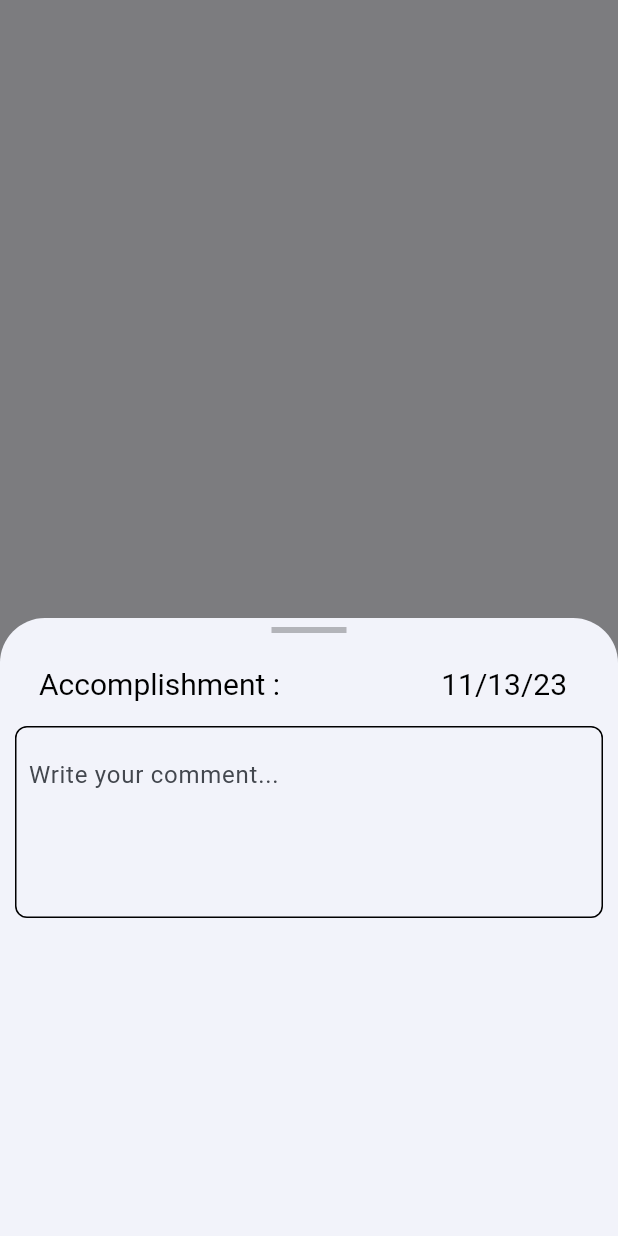
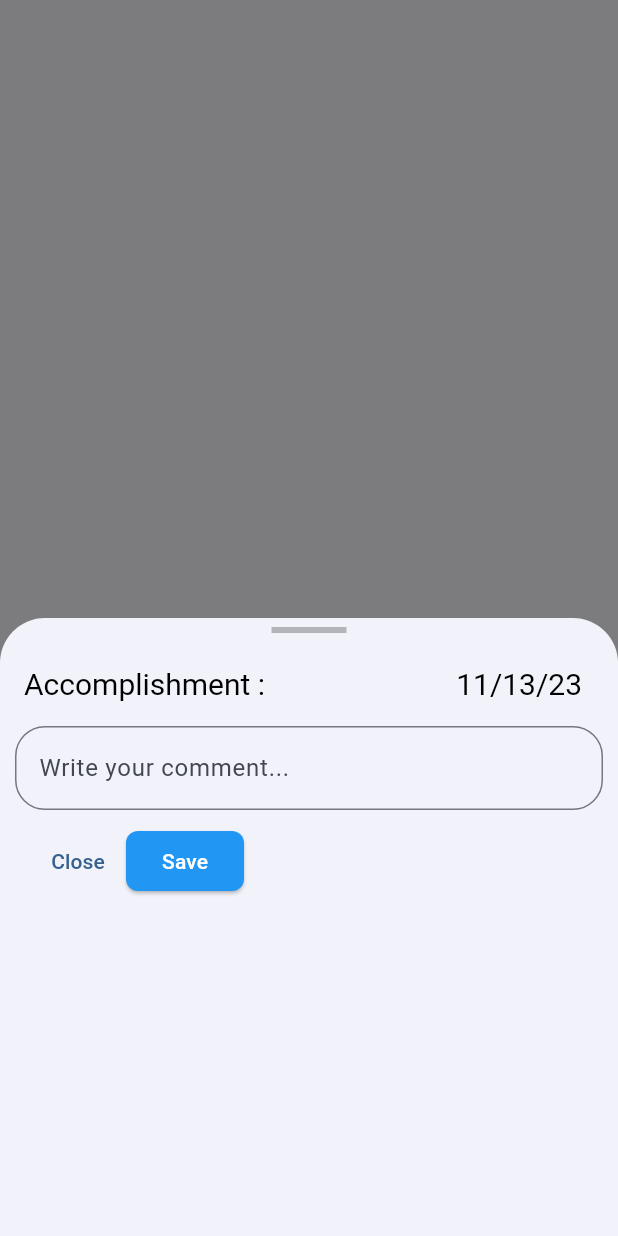
Before and after one commit to Ketch4n/ATTENDANCE-NMSCT, a Flutter app: what accomplishmentReport() shows on an empty page, opened directly with empty values, on a phone screen of 412 x 824 dp. Run offline on Flutter 3.47's test engine with Material 2 defaults, Android fonts, the phone set to English and light mode, and no system bars; our stand-ins replace camera, cloud_firestore, connectivity_plus, email_validator, firebase_core, firebase_storage and 5 more; missing offline and left inert: adaptive_action_sheet, google_ml_kit, loader_skeleton, month_year_picker; accounts and stored records are empty; network calls fail; project files that could hold a hidden picture were left out.

Commit message:
accomplishment

```diff
--- a/lib/data/server.dart
+++ b/lib/data/server.dart
@@ -1,3 +1,3 @@
 class Server {
-  static String host = "http://10.0.0.34/ATTENDANCE-NMSCT-API/";
+  static String host = "http://192.168.1.5/ATTENDANCE-NMSCT-API/";
 }
--- a/lib/view/student/dashboard/section/home.dart
+++ b/lib/view/student/dashboard/section/home.dart
@@ -48,7 +48,7 @@ class _SectionState extends State<Section> {
       body: IndexedStack(
         index: _selectedIndex,
         children: [
-          StudentDailyReport(name: widget.name),
+          StudentDailyReport(name: widget.name, ids: widget.ids),
           const StudentSectionDTR(),
           const StudentSectionTab(),
           StudentSectionClass(ids: widget.ids, name: widget.name),
--- a/lib/view/student/dashboard/section/metadata/accomplishment.dart
+++ b/lib/view/student/dashboard/section/metadata/accomplishment.dart
@@ -1,30 +1,39 @@
+import 'package:attendance_nmsct/controller/Upload.dart';
+import 'package:attendance_nmsct/data/session.dart';
+import 'package:cloud_firestore/cloud_firestore.dart';
 import 'package:flutter/material.dart';
 import 'package:intl/intl.dart';
 
 bool isKeyboard = false;
+DateTime now = DateTime.now();
+final date = DateFormat('MM-dd-yyyy').format(now.toLocal());
 Future accomplishmentReport(
-    BuildContext context, TextEditingController commentController) async {
+    BuildContext context, ids, TextEditingController comment) async {
   return showModalBottomSheet(
       context: context,
       shape: const RoundedRectangleBorder(
           borderRadius: BorderRadius.vertical(top: Radius.circular(30))),
       barrierColor: Colors.black87.withOpacity(0.5),
       isScrollControlled: true,
-      builder: (context) => DraggableScrollableSheet(
+      builder: (context) => GestureDetector(
+            onTap: () {
+              FocusScopeNode currentFocus = FocusScope.of(context);
+              if (!currentFocus.hasPrimaryFocus &&
+                  currentFocus.focusedChild != null) {
+                currentFocus.unfocus();
+                isKeyboard = false;
+              }
+            },
+            child: DraggableScrollableSheet(
               expand: false,
               initialChildSize:
                   isKeyboard ? 0.8 : 0.5, // Half of the screen height
               minChildSize:
                   isKeyboard ? 1 / 2 : 1 / 3, // 1/3 of the screen height
               maxChildSize:
-                isKeyboard ? 0.9 : 0.5, // Almost cover the screen height
+                  isKeyboard ? 0.8 : 0.5, // Almost cover the screen height
               builder: (context, scrollController) => SingleChildScrollView(
                 controller: scrollController,
-              child: SizedBox(
-                height: 200,
-                child: Center(
-                  child: Padding(
-                    padding: const EdgeInsets.symmetric(horizontal: 10.0),
                 child: Column(
                   children: [
                     const SizedBox(
@@ -35,35 +44,74 @@ Future accomplishmentReport(
                       ),
                     ),
                     ListTile(
-                          leadingAndTrailingTextStyle: const TextStyle(
-                              fontSize: 20, color: Colors.black),
+                      leadingAndTrailingTextStyle:
+                          const TextStyle(fontSize: 20, color: Colors.black),
                       leading: const Text(
                         "Accomplishment :",
                       ),
-                          trailing: Text(
-                              DateFormat('MM/dd/yy').format(DateTime.now())),
+                      trailing:
+                          Text(DateFormat('MM/dd/yy').format(DateTime.now())),
                     ),
-                        Expanded(
-                          child: Container(
-                            padding: const EdgeInsets.all(8.0),
-                            decoration: BoxDecoration(
-                              border: Border.all(),
-                              borderRadius: BorderRadius.circular(8.0),
-                            ),
-                            child: TextFormField(
-                              controller: commentController,
+                    SizedBox(
+                      child: Center(
+                        child: Padding(
+                          padding: const EdgeInsets.symmetric(horizontal: 10.0),
+                          child: Column(
+                            children: [
+                              TextFormField(
+                                controller: comment,
                                 onTap: () {
                                   isKeyboard = true;
                                 },
                                 maxLines:
                                     null, // Set maxLines to null for multiline input
-                              decoration: const InputDecoration(
+                                decoration: InputDecoration(
                                   hintText: 'Write your comment...',
-                                border: InputBorder.none,
+                                  border: OutlineInputBorder(
+                                    borderSide: BorderSide(
+                                        color: Colors
+                                            .black), // Set the color you want
+                                    borderRadius: BorderRadius.circular(
+                                        20.0), // Set the border radius
+                                  ),
+                                  focusedBorder: OutlineInputBorder(
+                                    borderSide: BorderSide(
+                                        color: Colors
+                                            .blue), // Set the color you want
+                                    borderRadius: BorderRadius.circular(
+                                        8.0), // Set the border radius
                                   ),
                                 ),
                               ),
+                              Padding(
+                                padding: const EdgeInsets.all(10.0),
+                                child: Row(
+                                  children: [
+                                    TextButton(
+                                        onPressed: () {
+                                          Navigator.of(context).pop(false);
+                                        },
+                                        child: Text("Close")),
+                                    ElevatedButton(
+                                        style: ElevatedButton.styleFrom(
+                                          foregroundColor: Colors.white,
+                                          backgroundColor: Colors
+                                              .blue, // Text color of the button
+                                          shape: RoundedRectangleBorder(
+                                            borderRadius: BorderRadius.circular(
+                                                8.0), // Set the border radius
                                           ),
+                                        ),
+                                        onPressed: () async {
+                                          String userComment = comment.text;
+                                          await uploadAccomplishment(
+                                              context, ids, userComment);
+                                          Navigator.of(context).pop(false);
+                                        },
+                                        child: Text("Save")),
+                                  ],
+                                ),
+                              )
 
                               // SizedBox(
                               //     height: MediaQuery.of(context).viewInsets.bottom),
@@ -72,6 +120,9 @@ Future accomplishmentReport(
                         ),
                       ),
                     ),
+                  ],
+                ),
+              ),
             ),
           ));
 }
--- a/pubspec.yaml
+++ b/pubspec.yaml
@@ -54,8 +54,9 @@ dependencies:
 
   tflite_flutter: ^0.10.1
   google_ml_kit: ^0.16.2
-  firebase_core: ^2.15.1
-  firebase_storage: ^11.2.6
+  firebase_core: ^2.22.0
+  firebase_storage: ^11.5.0
+  cloud_firestore: ^4.13.0
 
   flutter_camera: ^1.0.0
   image_picker: ^1.0.4
```
Also changed, not shown: lib/controller/Upload.dart (added, +44 -0 lines), lib/view/student/dashboard/section/student_daily_report.dart (+9 -4 lines), lib/view/student/dashboard/upload.dart (+12 -26 lines), pubspec.lock, 4 other files. Lines whose indentation alone changed are shown as unchanged.
